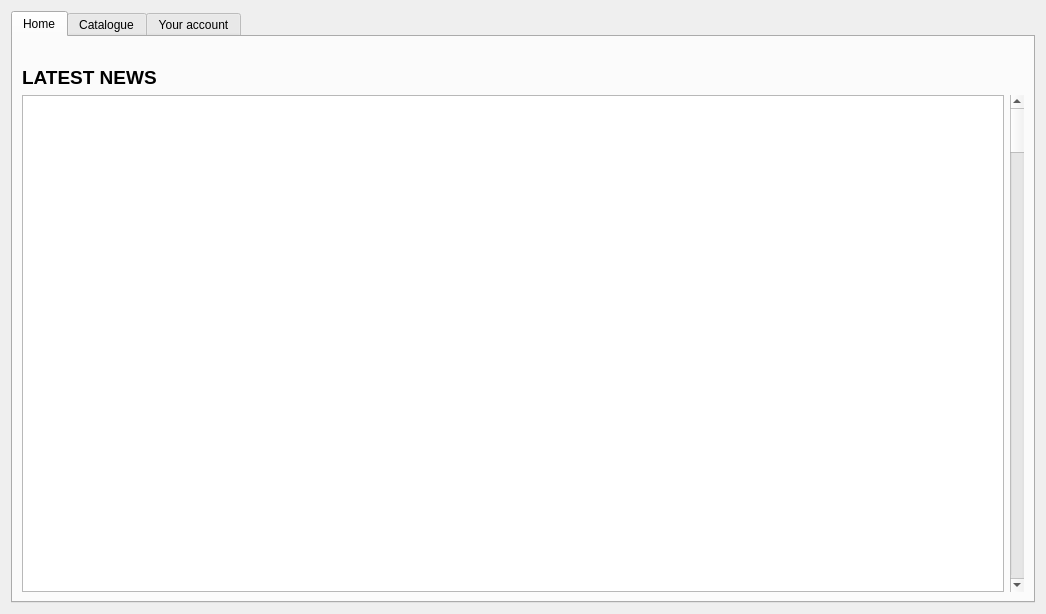
Qt form NewWindowChur/catalogue.ui (jandrealyn/LibraryQtSystem) before a commit.
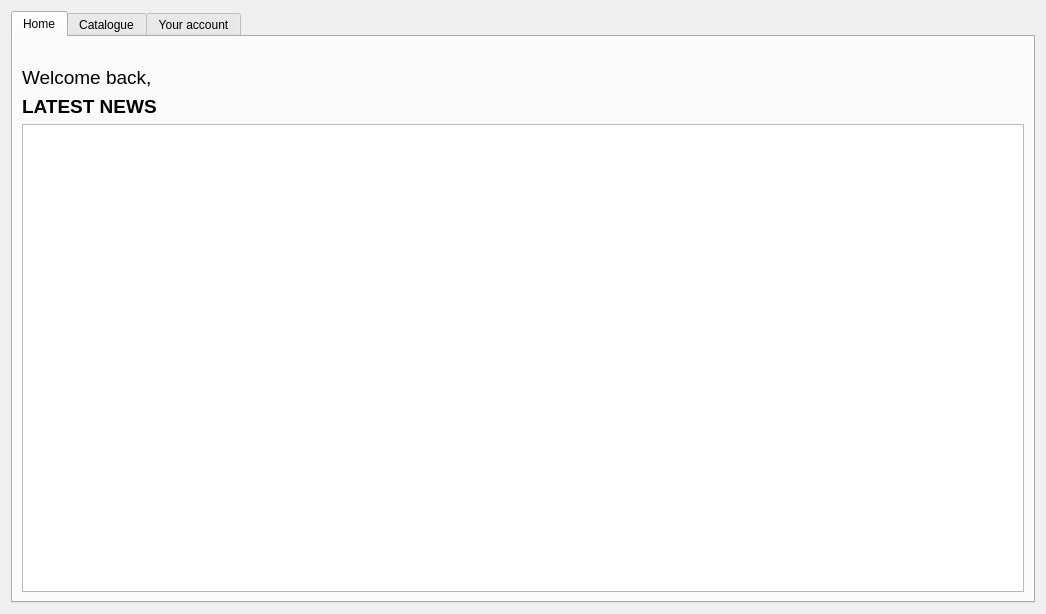
The same form after that commit. The open tabs and pages were chosen to show the change. Icons and pictures are not drawn.

```diff
--- a/NewWindowChur/catalogue.ui
+++ b/NewWindowChur/catalogue.ui
@@ -30,23 +30,6 @@
        <string>Home</string>
       </attribute>
       <layout class="QGridLayout" name="gridLayout_3">
-       <item row="2" column="0">
-        <widget class="QTextBrowser" name="textBrowser"/>
-       </item>
-       <item row="1" column="0">
-        <widget class="QLabel" name="label_3">
-         <property name="font">
-          <font>
-           <pointsize>14</pointsize>
-           <weight>75</weight>
-           <bold>true</bold>
-          </font>
-         </property>
-         <property name="text">
-          <string>LATEST NEWS</string>
-         </property>
-        </widget>
-       </item>
        <item row="0" column="0">
         <widget class="QLabel" name="yoobeeLogo_2">
          <property name="text">
@@ -57,10 +40,32 @@
          </property>
         </widget>
        </item>
-       <item row="2" column="1">
-        <widget class="QScrollBar" name="verticalScrollBar">
-         <property name="orientation">
-          <enum>Qt::Vertical</enum>
+       <item row="3" column="0">
+        <widget class="QLabel" name="label_3">
+         <property name="font">
+          <font>
+           <pointsize>14</pointsize>
+           <weight>75</weight>
+           <bold>true</bold>
+          </font>
+         </property>
+         <property name="text">
+          <string>LATEST NEWS</string>
+         </property>
+        </widget>
+       </item>
+       <item row="4" column="0">
+        <widget class="QTextBrowser" name="textBrowser"/>
+       </item>
+       <item row="2" column="0">
+        <widget class="QLabel" name="welcomeBack">
+         <property name="font">
+          <font>
+           <pointsize>14</pointsize>
+          </font>
+         </property>
+         <property name="text">
+          <string>Welcome back, </string>
          </property>
         </widget>
        </item>
```
